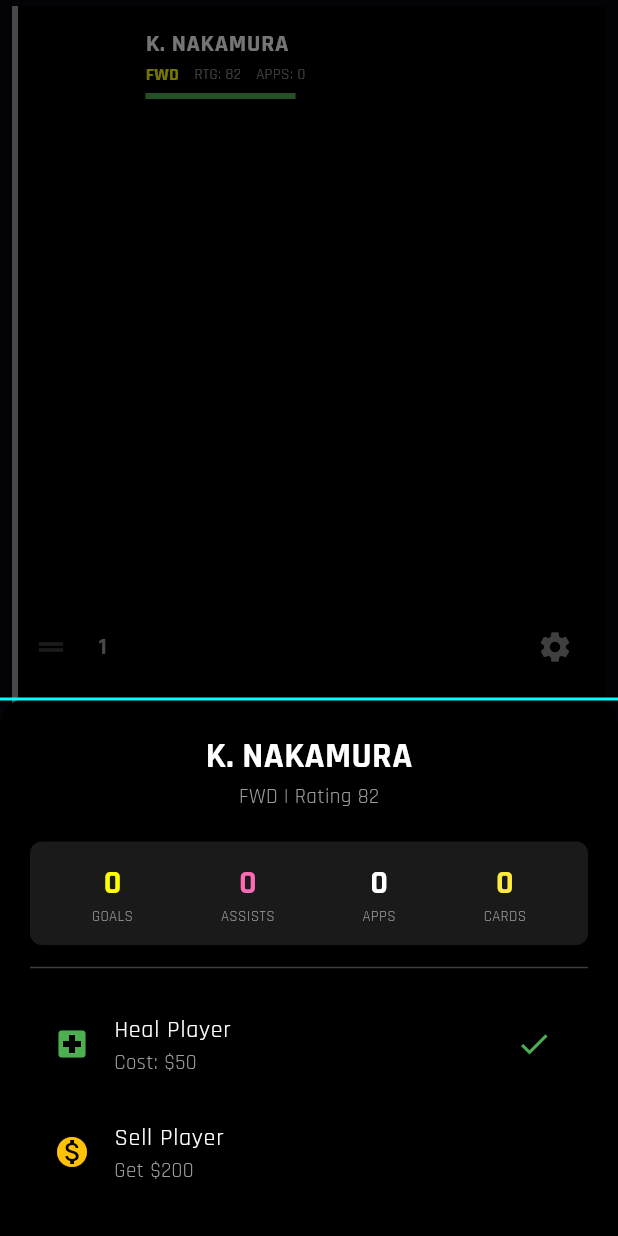
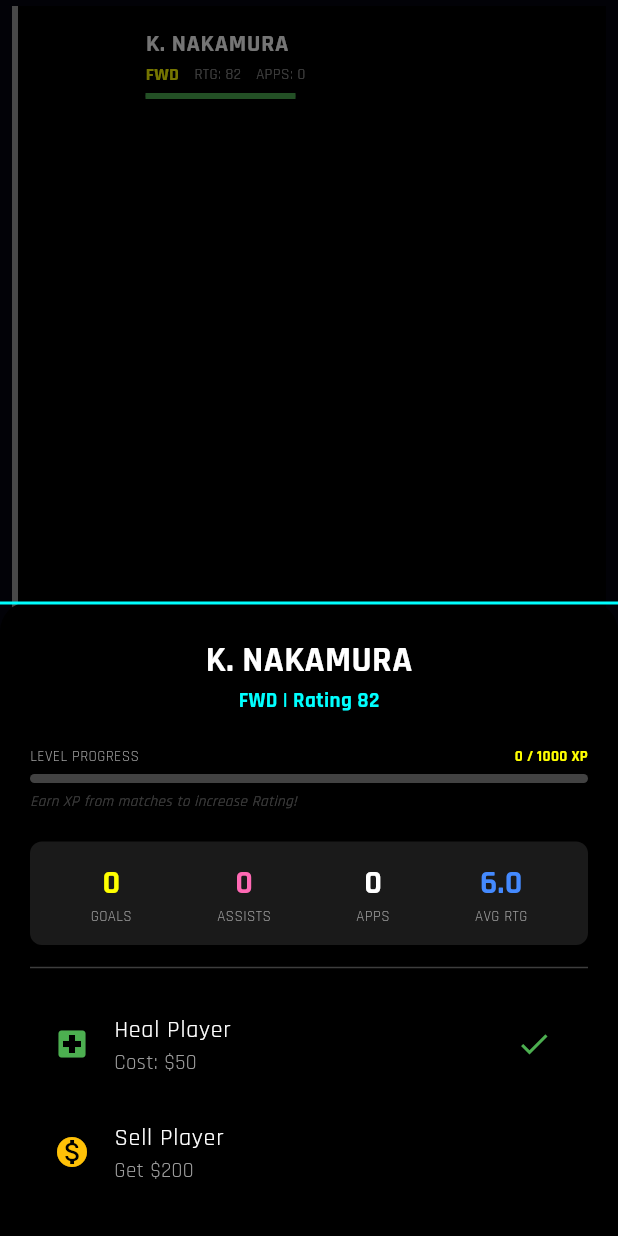
Before and after one commit to BobbyHM-21/misfitunitedmanager, a Flutter app: the PlayerListItem widget shown alone on an empty page, opened directly with sample values from the repository, after a tap on the "settings" icon, on a phone screen of 412 x 824 dp. Run offline on Flutter 3.47's test engine with Material 3 defaults, Android fonts, the phone set to English and light mode, and no system bars; our stand-ins replace equatable, flutter_animate, flutter_bloc, google_fonts; missing offline and left inert: flame.

Commit message:
update statistik

```diff
--- a/lib/features/match_engine/presentation/pages/match_screen.dart
+++ b/lib/features/match_engine/presentation/pages/match_screen.dart
@@ -1,4 +1,4 @@
-import 'dart:math'; // Tambahan untuk random assist/rating
+import 'dart:math'; // Diperlukan untuk perhitungan rating/assist acak
 import 'package:flame/game.dart';
 import 'package:flutter/material.dart';
 import 'package:flutter_bloc/flutter_bloc.dart';
@@ -21,9 +21,10 @@ import '../../../squad_management/data/player_model.dart';
 import '../../../manager_cockpit/logic/manager_bloc.dart';
 import '../../../manager_cockpit/logic/manager_event.dart';
 
-// [BARU] Logic League (Wajib import ini agar liga terupdate)
+// [BARU] Logic League (Untuk Update Klasemen)
 import '../../../league/logic/league_cubit.dart';
 
+// Widget UI
 import '../widgets/hand_deck_widget.dart';
 
 class MatchScreen extends StatelessWidget {
@@ -31,8 +32,7 @@ class MatchScreen extends StatelessWidget {
 
   @override
   Widget build(BuildContext context) {
-    // 1. Ambil Data Starter dari SquadBloc
-    // (Fitur Lama: Memastikan pemain yang tampil di engine adalah skuad asli)
+    // 1. AMBIL STARTER DARI SQUAD (Fitur Lama: Agar yang main adalah skuad asli)
     final squadState = context.read<SquadBloc>().state;
     List<String> starterNames = [];
     if (squadState is SquadLoaded && squadState.players.isNotEmpty) {
@@ -49,10 +49,10 @@ class MatchScreen extends StatelessWidget {
           // --- LOGIKA SAAT MATCH BERAKHIR ---
           if (state.isMatchOver) {
 
-            // 1. [Fitur Lama] Kurangi Stamina Pemain Starter
+            // A. [Fitur Lama] Kurangi Stamina Starter
             context.read<SquadBloc>().add(ReduceStaminaForStarters());
 
-            // 2. [Fitur Lama] Hitung Hadiah Uang (Ekonomi)
+            // B. [Fitur Lama] Hitung Uang
             int reward = 0;
             String resultStatus = "";
 
@@ -67,46 +67,43 @@ class MatchScreen extends StatelessWidget {
               resultStatus = "LOSS";
             }
 
-            // Bonus Gol ($50 per gol)
             int goalBonus = state.playerScore * 50;
             int totalEarnings = reward + goalBonus;
 
-            // 3. [Fitur Lama] Update Uang Manager
+            // C. [Fitur Lama] Update Uang Manager
             context.read<ManagerBloc>().add(ModifyMoney(totalEarnings));
 
             // ============================================================
-            // [FITUR BARU PHASE 4: UPDATE STATISTIK & LIGA]
+            // [FITUR BARU PHASE 4: UPDATE STATISTIK & KLASEMEN]
             // ============================================================
 
-            // A. Kumpulkan Data Pencetak Gol Tim Kita
+            // 1. Ambil nama pencetak gol tim kita
             List<String> myScorersList = state.matchGoals
                 .where((g) => !g.isEnemyGoal)
                 .map((g) => g.scorerName)
                 .toList();
 
-            // B. Update Klasemen Liga (LeagueCubit)
-            // Ini akan mensimulasikan match tim lain dan update poin tim kita
+            // 2. Update Klasemen Liga (LeagueCubit)
+            // (Pastikan Anda sudah update main.dart agar LeagueCubit tersedia)
             context.read<LeagueCubit>().finishMatchday(
               state.playerScore,
               state.enemyScore,
               myScorersList
             );
 
-            // C. Hitung Statistik Detail untuk Pemain (SquadBloc)
+            // 3. Hitung Statistik Detail (Gol, Assist, Rating) untuk Skuad
             Map<String, int> goalMap = {};
             Map<String, int> assistMap = {};
             Map<String, double> ratingMap = {};
             final random = Random();
 
-            // C.1 Hitung Gol per individu
+            // 3a. Hitung Gol
             for (var scorer in myScorersList) {
               goalMap[scorer] = (goalMap[scorer] ?? 0) + 1;
 
-              // C.2 Simulasi Assist (Karena engine belum track assist real)
-              // Pilih acak 1 starter lain sebagai pemberi assist
+              // 3b. Simulasi Assist (Pilih starter lain secara acak selain pencetak gol)
               if (starterNames.length > 1) {
                 String assister = starterNames[random.nextInt(starterNames.length)];
-                // Usahakan assist bukan dari pencetak gol itu sendiri
                 int attempts = 0;
                 while (assister == scorer && attempts < 5) {
                   assister = starterNames[random.nextInt(starterNames.length)];
@@ -116,38 +113,35 @@ class MatchScreen extends StatelessWidget {
               }
             }
 
-            // C.3 Hitung Rating Match (6.0 - 9.0)
+            // 3c. Hitung Rating Match (6.0 - 10.0)
             for (var player in starterNames) {
               double baseRating = 6.0;
-              // Tambah rating signifikan jika cetak gol/assist
+              // Tambah rating jika cetak gol/assist
               if (goalMap.containsKey(player)) baseRating += (goalMap[player]! * 1.0);
               if (assistMap.containsKey(player)) baseRating += (assistMap[player]! * 0.5);
 
-              // Variasi Random +/- 0.5 agar tidak monoton
+              // Variasi Random +/- 0.5
               double variance = (random.nextDouble() - 0.5);
 
-              // Bonus rating jika Menang/Seri
+              // Bonus jika Menang
               if (state.playerScore > state.enemyScore) baseRating += 0.5;
 
               double finalRating = baseRating + variance;
-              // Clamp rating antara 3.0 sampai 10.0
               if (finalRating > 10.0) finalRating = 10.0;
               if (finalRating < 3.0) finalRating = 3.0;
 
               ratingMap[player] = double.parse(finalRating.toStringAsFixed(1));
             }
 
-            // D. Kirim Semua Statistik ke SquadBloc
-            // Event ini akan menambah: SeasonGoals, SeasonAssists, Apps, & AvgRating
+            // 4. Kirim Statistik ke SquadBloc (agar tersimpan di profil pemain)
             context.read<SquadBloc>().add(UpdatePlayerMatchStats(
               goalScorers: goalMap,
               assistMakers: assistMap,
               matchRatings: ratingMap,
             ));
-
             // ============================================================
 
-            // 4. [Fitur Lama] Tampilkan Popup Hasil Pertandingan
+            // D. [Fitur Lama] Tampilkan Dialog Hasil
             showDialog(
               context: context,
               barrierDismissible: false,
@@ -156,31 +150,30 @@ class MatchScreen extends StatelessWidget {
           }
         },
         child: Scaffold(
+          // [Fitur Lama] Stack berisi Game Engine & UI Overlay
           body: Stack(
             children: [
-              // LAYER 1: GAME ENGINE (FLAME)
-              // Background lapangan dan visual pemain
+              // LAYER 1: GAME FLAME (VISUAL)
               ColorFiltered(
                 colorFilter: ColorFilter.mode(Colors.black.withValues(alpha: 0.4), BlendMode.darken),
                 child: GameWidget(game: ThePitchGame(playerNames: starterNames)),
               ),
 
-              // LAYER 2: UI UTAMA (Overlay)
+              // LAYER 2: UI UTAMA
               SafeArea(
                 child: Column(
                   children: [
-                    // A. SCOREBOARD (Atas)
+                    // A. SCOREBOARD
                     _buildScoreBoard(context),
 
                     const Spacer(),
 
-                    // B. KOMENTATOR / EVENT BOX (Tengah Bawah)
+                    // B. EVENT BOX / KOMENTATOR
                     BlocBuilder<MatchBloc, MatchState>(
                       builder: (context, state) {
                         Color borderColor = Colors.white12;
                         String titleText = "";
 
-                        // Logika Warna Border berdasarkan Situasi
                         if (state.isEventTriggered) {
                            if (state.matchContext == MatchContext.attacking) {
                              borderColor = AppColors.electricCyan;
@@ -214,7 +207,7 @@ class MatchScreen extends StatelessWidget {
                                 ),
                               const SizedBox(height: 10),
                               Text(
-                                state.lastEvent, // Teks Komentar
+                                state.lastEvent,
                                 textAlign: TextAlign.center,
                                 style: const TextStyle(
                                   color: Colors.white,
@@ -228,10 +221,9 @@ class MatchScreen extends StatelessWidget {
                       },
                     ),
 
-                    // C. KARTU TANGAN (Bawah - Interaksi User)
+                    // C. KARTU TANGAN (HAND DECK)
                     BlocBuilder<MatchBloc, MatchState>(
                       builder: (context, state) {
-                        // Jika tidak ada event, tampilkan "Simulating..."
                         if (!state.isEventTriggered) {
                           return const Padding(
                             padding: EdgeInsets.only(bottom: 20.0),
@@ -239,7 +231,6 @@ class MatchScreen extends StatelessWidget {
                           );
                         }
 
-                        // Jika ada event, tampilkan pilihan kartu
                         return Column(
                           children: [
                             Text(
@@ -249,7 +240,7 @@ class MatchScreen extends StatelessWidget {
                               style: const TextStyle(color: AppColors.neonYellow, fontWeight: FontWeight.bold)
                             ),
                             const SizedBox(height: 10),
-                            const HandDeckWidget(), // Widget Kartu
+                            const HandDeckWidget(),
                             const SizedBox(height: 20),
                           ],
                         );
@@ -274,7 +265,8 @@ class MatchScreen extends StatelessWidget {
     );
   }
 
-  // WIDGET SCOREBOARD
+  // --- WIDGET HELPER (TETAP SAMA) ---
+
   Widget _buildScoreBoard(BuildContext context) {
     return BlocBuilder<MatchBloc, MatchState>(
       builder: (context, state) {
@@ -310,7 +302,6 @@ class MatchScreen extends StatelessWidget {
     );
   }
 
-  // WIDGET DIALOG HASIL MATCH
   Widget _buildMatchResultDialog(BuildContext context, MatchState state, int earnings, String status) {
      return AlertDialog(
       backgroundColor: Colors.black.withValues(alpha: 0.95),
@@ -337,7 +328,7 @@ class MatchScreen extends StatelessWidget {
              ),
              const SizedBox(height: 20),
 
-             // Info Pendapatan Uang
+             // Info Gaji
              Container(
                padding: const EdgeInsets.all(12),
                decoration: BoxDecoration(color: Colors.white10, borderRadius: BorderRadius.circular(8)),
@@ -392,7 +383,7 @@ class MatchScreen extends StatelessWidget {
             ),
             onPressed: () {
               Navigator.pop(context); // Tutup Dialog
-              Navigator.pop(context); // Kembali ke Menu Utama
+              Navigator.pop(context); // Kembali ke Menu
             },
             child: const Text("COLLECT & RETURN", style: TextStyle(color: Colors.black, fontWeight: FontWeight.bold))
           )
--- a/lib/features/squad_management/data/player_model.dart
+++ b/lib/features/squad_management/data/player_model.dart
@@ -7,13 +7,17 @@ class Player extends Equatable {
   final double stamina; // 0.0 - 1.0
   final String? imagePath;
 
-  // [BARU] STATISTIK MUSIM INI
+  // STATISTIK MUSIM
   final int seasonGoals;
   final int seasonAssists;
   final int seasonYellowCards;
   final int seasonRedCards;
   final int seasonAppearances;
-  final double averageRating; // Rata-rata performa
+  final double averageRating;
+
+  // [BARU] RPG PROGRESSION
+  final int currentXp;      // XP yang dimiliki
+  final int xpToNextLevel;  // Target XP untuk naik level (Default 1000)
 
   const Player({
     required this.name,
@@ -27,6 +31,9 @@ class Player extends Equatable {
     this.seasonRedCards = 0,
     this.seasonAppearances = 0,
     this.averageRating = 6.0,
+    // Default XP
+    this.currentXp = 0,
+    this.xpToNextLevel = 1000,
   });
 
   Player copyWith({
@@ -41,6 +48,8 @@ class Player extends Equatable {
     int? seasonRedCards,
     int? seasonAppearances,
     double? averageRating,
+    int? currentXp,
+    int? xpToNextLevel,
   }) {
     return Player(
       name: name ?? this.name,
@@ -54,10 +63,11 @@ class Player extends Equatable {
       seasonRedCards: seasonRedCards ?? this.seasonRedCards,
       seasonAppearances: seasonAppearances ?? this.seasonAppearances,
       averageRating: averageRating ?? this.averageRating,
+      currentXp: currentXp ?? this.currentXp,
+      xpToNextLevel: xpToNextLevel ?? this.xpToNextLevel,
     );
   }
 
-  // Data Dummy Awal
   static List<Player> get dummySquad => [
     const Player(name: "K. NAKAMURA", position: "FWD", rating: 82),
     const Player(name: "J. STEEL", position: "FWD", rating: 78),
@@ -70,12 +80,15 @@ class Player extends Equatable {
     const Player(name: "S. MULLER", position: "DEF", rating: 81),
     const Player(name: "P. DUBOIS", position: "DEF", rating: 76),
     const Player(name: "G. BUFFON", position: "GK", rating: 83),
-    // Cadangan
     const Player(name: "R. CHEN", position: "MID", rating: 72),
     const Player(name: "D. ALVES", position: "DEF", rating: 71),
     const Player(name: "T. SMITH", position: "FWD", rating: 70),
   ];
 
   @override
-  List<Object?> get props => [name, position, rating, stamina, imagePath, seasonGoals, seasonAssists, seasonAppearances, averageRating];
+  List<Object?> get props => [
+    name, position, rating, stamina, imagePath,
+    seasonGoals, seasonAssists, seasonAppearances, averageRating,
+    currentXp, xpToNextLevel // Jangan lupa daftarkan di props
+  ];
 }
--- a/lib/features/squad_management/logic/squad_bloc.dart
+++ b/lib/features/squad_management/logic/squad_bloc.dart
@@ -7,8 +7,10 @@ class SquadBloc extends Bloc<SquadEvent, SquadState> {
   List<Player> _currentSquad = [];
 
   SquadBloc() : super(SquadInitial()) {
-    // Init Data
     _currentSquad = List.from(Player.dummySquad);
+
+    // ... (Event lain seperti LoadSquad, AddPlayer, Reorder tetap sama, tidak perlu dihapus) ...
+    // LANGSUNG SAJA TIMPA BAGIAN INI:
 
     on<LoadSquad>((event, emit) {
       emit(SquadLoaded(List.from(_currentSquad)));
@@ -70,42 +72,54 @@ class SquadBloc extends Bloc<SquadEvent, SquadState> {
       }
     });
 
-    // [BARU] LOGIC UPDATE STATISTIK
+    // [BAGIAN PENTING: LOGIC UPDATE STATISTIK & XP]
     on<UpdatePlayerMatchStats>((event, emit) {
       if (state is SquadLoaded) {
-        // Hanya update 11 pemain pertama (Starter) karena cuma mereka yang main
         for (int i = 0; i < _currentSquad.length; i++) {
-          // Cek apakah dia Starter (Index 0-10)
+          // Hanya starter (index 0-10) yang dapat update
           if (i < 11) {
             Player p = _currentSquad[i];
             String name = p.name;
 
-            // 1. Tambah Jumlah Main (Apps)
+            // 1. Update Statistik
             int newApps = p.seasonAppearances + 1;
-
-            // 2. Tambah Gol
             int goalsToAdd = event.goalScorers[name] ?? 0;
             int newGoals = p.seasonGoals + goalsToAdd;
-
-            // 3. Tambah Assist
             int assistsToAdd = event.assistMakers[name] ?? 0;
             int newAssists = p.seasonAssists + assistsToAdd;
 
-            // 4. Hitung Rata-rata Rating Baru
             double matchRating = event.matchRatings[name] ?? 6.0;
-            // Rumus Running Average: ((OldAvg * OldApps) + NewRating) / NewApps
             double totalRatingScore = (p.averageRating * p.seasonAppearances) + matchRating;
-            // Jika ini match pertama, averageRating awal (6.0) tidak dihitung, langsung pakai matchRating
             if (p.seasonAppearances == 0) totalRatingScore = matchRating;
-
             double newAvgRating = double.parse((totalRatingScore / newApps).toStringAsFixed(1));
 
-            // Simpan Update
+            // 2. [BARU] Hitung XP
+            // Rumus: (Rating x 20) + (Gol x 100) + (Assist x 50)
+            int gainedXp = (matchRating * 20).toInt();
+            gainedXp += (goalsToAdd * 100);
+            gainedXp += (assistsToAdd * 50);
+
+            int finalXp = p.currentXp + gainedXp;
+            int finalRating = p.rating;
+            int finalTargetXp = p.xpToNextLevel;
+
+            // 3. [BARU] Cek Level Up
+            if (finalXp >= p.xpToNextLevel) {
+               finalXp = finalXp - p.xpToNextLevel; // Sisa XP
+               finalRating += 1; // Rating Naik!
+               finalTargetXp += 200; // Target selanjutnya makin sulit
+            }
+
+            // Simpan
             _currentSquad[i] = p.copyWith(
               seasonAppearances: newApps,
               seasonGoals: newGoals,
               seasonAssists: newAssists,
               averageRating: newAvgRating,
+              // Update RPG Data
+              rating: finalRating,
+              currentXp: finalXp,
+              xpToNextLevel: finalTargetXp,
             );
           }
         }
--- a/lib/features/squad_management/logic/squad_event.dart
+++ b/lib/features/squad_management/logic/squad_event.dart
@@ -44,9 +44,9 @@ class ReorderSquad extends SquadEvent {
 
 // [BARU] Event untuk Update Statistik Pasca-Match
 class UpdatePlayerMatchStats extends SquadEvent {
-  final Map<String, int> goalScorers; // Nama: Jumlah Gol
-  final Map<String, int> assistMakers; // Nama: Jumlah Assist
-  final Map<String, double> matchRatings; // Nama: Rating Match Ini
+  final Map<String, int> goalScorers;   // Key: Nama Pemain, Value: Jumlah Gol
+  final Map<String, int> assistMakers;  // Key: Nama Pemain, Value: Jumlah Assist
+  final Map<String, double> matchRatings; // Key: Nama Pemain, Value: Rating Match Ini
 
   const UpdatePlayerMatchStats({
     required this.goalScorers,
--- a/lib/features/squad_management/presentation/widgets/player_list_item.dart
+++ b/lib/features/squad_management/presentation/widgets/player_list_item.dart
@@ -6,7 +6,6 @@ import '../../data/player_model.dart';
 import '../../logic/squad_bloc.dart';
 import '../../logic/squad_event.dart';
 
-// Import Manager Bloc untuk cek uang saat heal
 import '../../../manager_cockpit/logic/manager_bloc.dart';
 import '../../../manager_cockpit/logic/manager_event.dart';
 import '../../../manager_cockpit/logic/manager_state.dart';
@@ -14,7 +13,7 @@ import '../../../manager_cockpit/logic/manager_state.dart';
 class PlayerListItem extends StatelessWidget {
   final Player player;
   final bool isStarter;
-  final int index; // Urutan untuk drag handle
+  final int index;
 
   const PlayerListItem({
     super.key,
@@ -39,8 +38,6 @@ class PlayerListItem extends StatelessWidget {
       ),
       child: ListTile(
         contentPadding: const EdgeInsets.symmetric(horizontal: 10, vertical: 5),
-
-        // 1. DRAG HANDLE & NOMOR
         leading: Row(
           mainAxisSize: MainAxisSize.min,
           children: [
@@ -53,41 +50,25 @@ class PlayerListItem extends StatelessWidget {
             ),
           ],
         ),
-
-        // 2. INFO PEMAIN & STATISTIK
         title: Row(
           children: [
             Expanded(
-              child: Text(
-                player.name,
-                style: const TextStyle(color: Colors.white, fontWeight: FontWeight.bold, fontFamily: 'Rajdhani'),
-                overflow: TextOverflow.ellipsis,
-              ),
+              child: Text(player.name, style: const TextStyle(color: Colors.white, fontWeight: FontWeight.bold, fontFamily: 'Rajdhani'), overflow: TextOverflow.ellipsis),
             ),
-            // STATISTIK KECIL (Goals / Assists / Apps)
             if (player.seasonGoals > 0 || player.seasonAssists > 0)
               Container(
+                margin: const EdgeInsets.only(left: 5),
                 padding: const EdgeInsets.symmetric(horizontal: 6, vertical: 2),
                 decoration: BoxDecoration(color: Colors.black, borderRadius: BorderRadius.circular(4), border: Border.all(color: Colors.white24)),
                 child: Row(
                   children: [
-                    if(player.seasonGoals > 0) ...[
-                      const Icon(Icons.sports_soccer, size: 10, color: AppColors.neonYellow),
-                      const SizedBox(width: 2),
-                      Text("${player.seasonGoals}", style: const TextStyle(color: AppColors.neonYellow, fontSize: 10, fontWeight: FontWeight.bold)),
-                      const SizedBox(width: 6),
-                    ],
-                    if(player.seasonAssists > 0) ...[
-                      const Icon(Icons.group_add, size: 10, color: AppColors.hotPink),
-                      const SizedBox(width: 2),
-                      Text("${player.seasonAssists}", style: const TextStyle(color: AppColors.hotPink, fontSize: 10, fontWeight: FontWeight.bold)),
-                    ]
+                    if(player.seasonGoals > 0) ...[const Icon(Icons.sports_soccer, size: 10, color: AppColors.neonYellow), const SizedBox(width: 2), Text("${player.seasonGoals}", style: const TextStyle(color: AppColors.neonYellow, fontSize: 10)), const SizedBox(width: 4)],
+                    if(player.seasonAssists > 0) ...[const Icon(Icons.group_add, size: 10, color: AppColors.hotPink), const SizedBox(width: 2), Text("${player.seasonAssists}", style: const TextStyle(color: AppColors.hotPink, fontSize: 10))],
                   ],
                 ),
               )
           ],
         ),
-
         subtitle: Column(
           crossAxisAlignment: CrossAxisAlignment.start,
           children: [
@@ -101,21 +82,13 @@ class PlayerListItem extends StatelessWidget {
               ],
             ),
             const SizedBox(height: 4),
-            // STAMINA BAR
             Container(
-              height: 4,
-              width: 100,
+              height: 4, width: 100,
               decoration: BoxDecoration(color: Colors.grey[800], borderRadius: BorderRadius.circular(2)),
-              child: FractionallySizedBox(
-                alignment: Alignment.centerLeft,
-                widthFactor: stamina,
-                child: Container(color: stamina > 0.5 ? Colors.green : Colors.red),
-              ),
+              child: FractionallySizedBox(alignment: Alignment.centerLeft, widthFactor: stamina, child: Container(color: stamina > 0.5 ? Colors.green : Colors.red)),
             ),
           ],
         ),
-
-        // 3. TOMBOL OPSI
         trailing: IconButton(
           icon: const Icon(Icons.settings, color: Colors.white54),
           onPressed: () => _showPlayerOptions(context, player),
@@ -128,9 +101,12 @@ class PlayerListItem extends StatelessWidget {
     showModalBottomSheet(
       context: context,
       backgroundColor: Colors.black,
-      isScrollControlled: true, // Agar bisa full content
+      isScrollControlled: true,
       shape: const RoundedRectangleBorder(borderRadius: BorderRadius.vertical(top: Radius.circular(20))),
       builder: (ctx) {
+        double xpProgress = player.currentXp / player.xpToNextLevel;
+        if (xpProgress > 1.0) xpProgress = 1.0;
+
         return Container(
           padding: const EdgeInsets.all(20),
           decoration: const BoxDecoration(border: Border(top: BorderSide(color: AppColors.electricCyan, width: 2))),
@@ -138,11 +114,38 @@ class PlayerListItem extends StatelessWidget {
             mainAxisSize: MainAxisSize.min,
             children: [
               Text(player.name, style: const TextStyle(color: Colors.white, fontSize: 24, fontWeight: FontWeight.bold, fontFamily: 'Rajdhani')),
-              Text("${player.position} | Rating ${player.rating}", style: const TextStyle(color: Colors.grey)),
+              Text("${player.position} | Rating ${player.rating}", style: const TextStyle(color: AppColors.electricCyan, fontWeight: FontWeight.bold)),
 
               const SizedBox(height: 20),
 
-              // --- DETAIL STATISTIK ---
+              // [BARU] XP PROGRESS BAR
+              Column(
+                crossAxisAlignment: CrossAxisAlignment.start,
+                children: [
+                  Row(
+                    mainAxisAlignment: MainAxisAlignment.spaceBetween,
+                    children: [
+                      const Text("LEVEL PROGRESS", style: TextStyle(color: Colors.grey, fontSize: 10)),
+                      Text("${player.currentXp} / ${player.xpToNextLevel} XP", style: const TextStyle(color: AppColors.neonYellow, fontSize: 10, fontWeight: FontWeight.bold)),
+                    ],
+                  ),
+                  const SizedBox(height: 5),
+                  ClipRRect(
+                    borderRadius: BorderRadius.circular(3),
+                    child: LinearProgressIndicator(
+                      value: xpProgress,
+                      backgroundColor: Colors.grey[800],
+                      color: AppColors.neonYellow,
+                      minHeight: 6,
+                    ),
+                  ),
+                  const SizedBox(height: 5),
+                  const Text("Earn XP from matches to increase Rating!", style: TextStyle(color: Colors.white24, fontSize: 10, fontStyle: FontStyle.italic)),
+                ],
+              ),
+
+              const SizedBox(height: 20),
+
               Container(
                 padding: const EdgeInsets.all(12),
                 decoration: BoxDecoration(color: Colors.white10, borderRadius: BorderRadius.circular(8)),
@@ -152,14 +155,13 @@ class PlayerListItem extends StatelessWidget {
                     _buildStatItem("GOALS", "${player.seasonGoals}", AppColors.neonYellow),
                     _buildStatItem("ASSISTS", "${player.seasonAssists}", AppColors.hotPink),
                     _buildStatItem("APPS", "${player.seasonAppearances}", Colors.white),
-                    _buildStatItem("CARDS", "${player.seasonYellowCards}", Colors.yellow),
+                    _buildStatItem("AVG RTG", "${player.averageRating}", Colors.blueAccent),
                   ],
                 ),
               ),
 
               const Divider(color: Colors.white24, height: 30),
 
-              // OPSI HEAL
               ListTile(
                 leading: const Icon(Icons.local_hospital, color: Colors.green),
                 title: const Text("Heal Player", style: TextStyle(color: Colors.white)),
@@ -186,7 +188,6 @@ class PlayerListItem extends StatelessWidget {
                 },
               ),
 
-              // OPSI JUAL
               ListTile(
                 leading: const Icon(Icons.monetization_on, color: Colors.amber),
                 title: const Text("Sell Player", style: TextStyle(color: Colors.white)),
```
